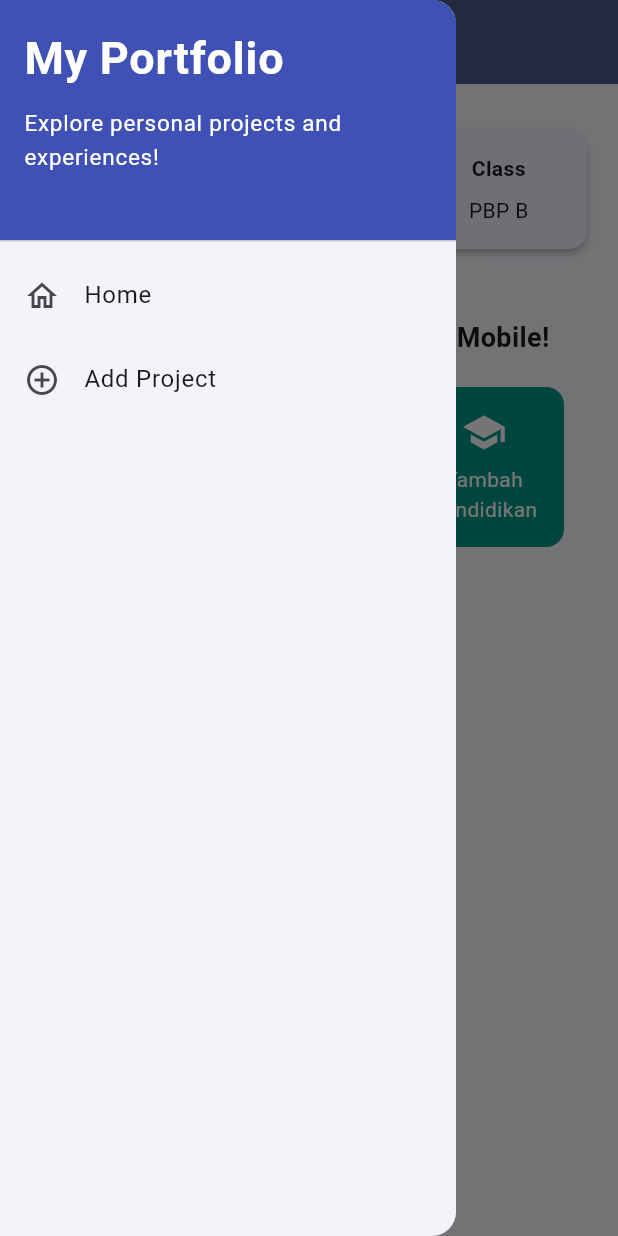
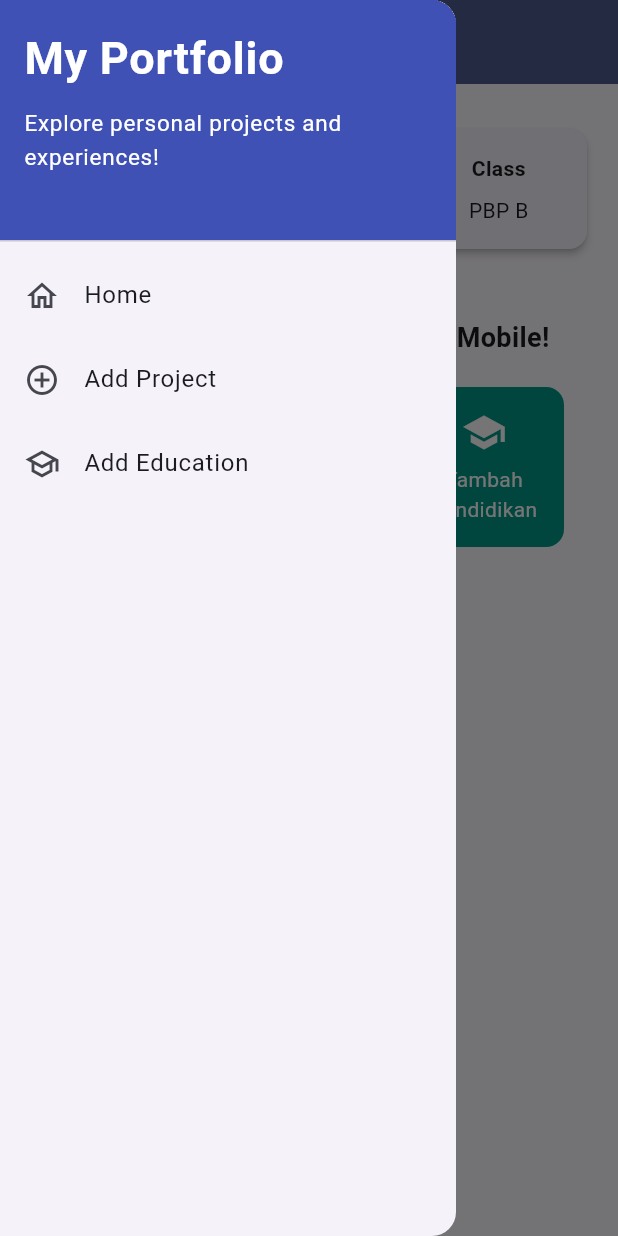
Before and after one commit to CielHtml/myportofolio_mobile, a Flutter app: the screen it shows after launch, with the side drawer open, on a phone screen of 412 x 824 dp. Run offline on Flutter 3.47's test engine with Material 3 defaults, Android fonts, the phone set to English and light mode, and no system bars; our stand-ins replace material_ui.

Commit message:
feat(Individual Assignment 8): Menambahkan tombol navigasi tambah pendidikan dan menyesuaikan halaman agar bisa discroll

```diff
--- a/lib/menu.dart
+++ b/lib/menu.dart
@@ -30,7 +30,8 @@ class MyHomePage extends StatelessWidget {
       ),
       drawer: const LeftDrawer(),
       // Body halaman utama dengan padding di sekelilingnya.
-      body: Padding(
+      body: SingleChildScrollView(
+        child: Padding(
           padding: const EdgeInsets.all(16.0),
           child: Column(
             crossAxisAlignment: CrossAxisAlignment.center,
@@ -64,7 +65,7 @@ class MyHomePage extends StatelessWidget {
 
                     // GridView menampilkan kartu tombol dalam tata letak kisi 3 kolom.
                     GridView.count(
-                    primary: true,
+                      primary: false,
                       padding: const EdgeInsets.all(20),
                       crossAxisSpacing: 10,
                       mainAxisSpacing: 10,
@@ -81,6 +82,8 @@ class MyHomePage extends StatelessWidget {
             ],
           ),
         ),
+      )
+
     );
   }
 }
--- a/lib/widgets/left_drawer.dart
+++ b/lib/widgets/left_drawer.dart
@@ -1,6 +1,7 @@
 import 'package:material_ui/material_ui.dart';
 import 'package:myportofolio_mobile/menu.dart';
 import 'package:myportofolio_mobile/project_form.dart';
+import 'package:myportofolio_mobile/education_form.dart';
 
 // TODO: Impor halaman ProjectFormPage jika sudah dibuat
 
@@ -60,6 +61,20 @@ class LeftDrawer extends StatelessWidget {
               );
             },
           ),
+
+          // Bagian 4: Menu navigasi ke halaman tambah pendidikan
+          ListTile(
+            leading: const Icon(Icons.school_outlined),
+            title: const Text('Add Education'),
+            onTap: () {
+              Navigator.pushReplacement(
+                context,
+                MaterialPageRoute(
+                  builder: (context) => const EducationFormPage(),
+                ),
+              );
+            },
+          ),
         ],
       ),
     );
```
Lines whose indentation alone changed are shown as unchanged.
